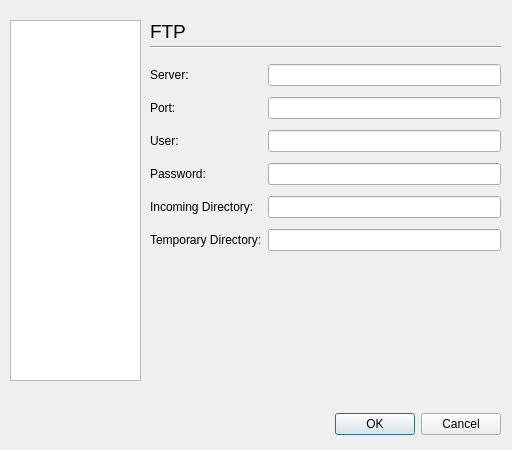
First picture: the form in juicer/src/qajoptionsdialogbase.ui, repository applejuicenetz/gui-juicer, before the edit.
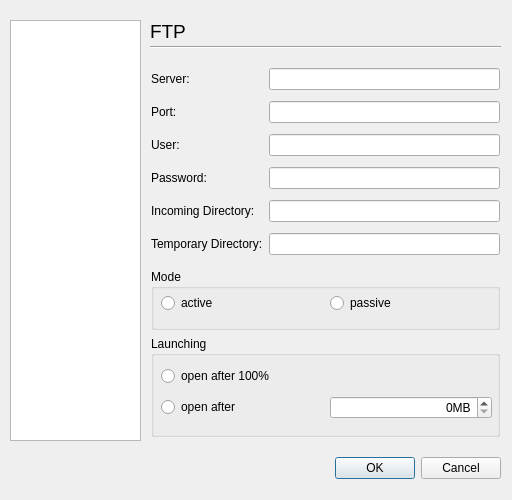
Second picture: the form after the edit. The open tabs and pages were chosen to show the change.

```diff
--- a/juicer/src/qajoptionsdialogbase.ui
+++ b/juicer/src/qajoptionsdialogbase.ui
@@ -6,7 +6,7 @@
     <x>0</x>
     <y>0</y>
     <width>512</width>
-    <height>450</height>
+    <height>500</height>
    </rect>
   </property>
   <property name="windowTitle" >
@@ -16,7 +16,7 @@
    <property name="geometry" >
     <rect>
      <x>10</x>
-     <y>408</y>
+     <y>452</y>
      <width>491</width>
      <height>33</height>
     </rect>
@@ -57,13 +57,29 @@
     </item>
    </layout>
   </widget>
+  <widget class="QListWidget" name="listWidget" >
+   <property name="geometry" >
+    <rect>
+     <x>10</x>
+     <y>20</y>
+     <width>131</width>
+     <height>421</height>
+    </rect>
+   </property>
+   <property name="autoScroll" >
+    <bool>false</bool>
+   </property>
+   <property name="selectionBehavior" >
+    <enum>QAbstractItemView::SelectRows</enum>
+   </property>
+  </widget>
   <widget class="QStackedWidget" name="stackedWidget" >
    <property name="geometry" >
     <rect>
      <x>140</x>
      <y>9</y>
      <width>371</width>
-     <height>391</height>
+     <height>431</height>
     </rect>
    </property>
    <property name="frameShape" >
@@ -899,10 +915,10 @@
     <widget class="QWidget" name="layoutWidget" >
      <property name="geometry" >
       <rect>
-       <x>10</x>
-       <y>50</y>
-       <width>351</width>
-       <height>201</height>
+       <x>11</x>
+       <y>54</y>
+       <width>349</width>
+       <height>200</height>
       </rect>
      </property>
      <layout class="QGridLayout" >
@@ -912,13 +928,26 @@
       <property name="spacing" >
        <number>6</number>
       </property>
-      <item row="3" column="0" >
-       <widget class="QLabel" name="label_20" >
+      <item row="5" column="1" >
+       <widget class="QLineEdit" name="ftpTmpDirEdit" />
+      </item>
+      <item row="5" column="0" >
+       <widget class="QLabel" name="label_23" >
         <property name="text" >
-         <string>Password:</string>
+         <string>Temporary Directory:</string>
         </property>
        </widget>
       </item>
+      <item row="4" column="0" >
+       <widget class="QLabel" name="label_21" >
+        <property name="text" >
+         <string>Incoming Directory:</string>
+        </property>
+       </widget>
+      </item>
+      <item row="2" column="1" >
+       <widget class="QLineEdit" name="ftpUserEdit" />
+      </item>
       <item row="2" column="0" >
        <widget class="QLabel" name="label_19" >
         <property name="text" >
@@ -926,23 +955,6 @@
         </property>
        </widget>
       </item>
-      <item row="2" column="1" >
-       <widget class="QLineEdit" name="ftpUserEdit" />
-      </item>
-      <item row="1" column="0" >
-       <widget class="QLabel" name="label_18" >
-        <property name="text" >
-         <string>Port:</string>
-        </property>
-       </widget>
-      </item>
-      <item row="0" column="0" >
-       <widget class="QLabel" name="label_17" >
-        <property name="text" >
-         <string>Server:</string>
-        </property>
-       </widget>
-      </item>
       <item row="3" column="1" >
        <widget class="QLineEdit" name="ftpPasswordEdit" >
         <property name="echoMode" >
@@ -950,52 +962,153 @@
         </property>
        </widget>
       </item>
-      <item row="5" column="1" >
-       <widget class="QLineEdit" name="ftpTmpEdit" />
-      </item>
-      <item row="4" column="0" >
-       <widget class="QLabel" name="label_21" >
-        <property name="text" >
-         <string>Incoming Directory:</string>
-        </property>
-       </widget>
-      </item>
-      <item row="1" column="1" >
-       <widget class="QLineEdit" name="ftpPortEdit" />
-      </item>
-      <item row="5" column="0" >
-       <widget class="QLabel" name="label_23" >
-        <property name="text" >
-         <string>Temporary Directory:</string>
-        </property>
-       </widget>
-      </item>
       <item row="4" column="1" >
        <widget class="QLineEdit" name="ftpInDirEdit" />
       </item>
+      <item row="0" column="0" >
+       <widget class="QLabel" name="label_17" >
+        <property name="text" >
+         <string>Server:</string>
+        </property>
+       </widget>
+      </item>
+      <item row="1" column="0" >
+       <widget class="QLabel" name="label_18" >
+        <property name="text" >
+         <string>Port:</string>
+        </property>
+       </widget>
+      </item>
+      <item row="3" column="0" >
+       <widget class="QLabel" name="label_20" >
+        <property name="text" >
+         <string>Password:</string>
+        </property>
+       </widget>
+      </item>
       <item row="0" column="1" >
        <widget class="QLineEdit" name="ftpServerEdit" />
       </item>
+      <item row="1" column="1" >
+       <widget class="QLineEdit" name="ftpPortEdit" />
+      </item>
      </layout>
     </widget>
+    <widget class="QGroupBox" name="groupBox_3" >
+     <property name="geometry" >
+      <rect>
+       <x>11</x>
+       <y>260</y>
+       <width>349</width>
+       <height>61</height>
+      </rect>
+     </property>
+     <property name="title" >
+      <string>Mode</string>
+     </property>
+     <widget class="QWidget" name="layoutWidget" >
+      <property name="geometry" >
+       <rect>
+        <x>10</x>
+        <y>20</y>
+        <width>331</width>
+        <height>28</height>
+       </rect>
+      </property>
+      <layout class="QHBoxLayout" >
+       <property name="margin" >
+        <number>0</number>
+       </property>
+       <property name="spacing" >
+        <number>6</number>
+       </property>
+       <item>
+        <widget class="QRadioButton" name="ftpActiveRadioButton" >
+         <property name="text" >
+          <string>active</string>
+         </property>
+        </widget>
+       </item>
+       <item>
+        <widget class="QRadioButton" name="ftpPassiveRadioButton" >
+         <property name="text" >
+          <string>passive</string>
+         </property>
+        </widget>
+       </item>
+      </layout>
+     </widget>
+    </widget>
+    <widget class="QGroupBox" name="groupBox_2" >
+     <property name="geometry" >
+      <rect>
+       <x>11</x>
+       <y>327</y>
+       <width>349</width>
+       <height>101</height>
+      </rect>
+     </property>
+     <property name="title" >
+      <string>Launching</string>
+     </property>
+     <widget class="QWidget" name="layoutWidget" >
+      <property name="geometry" >
+       <rect>
+        <x>10</x>
+        <y>26</y>
+        <width>331</width>
+        <height>63</height>
+       </rect>
+      </property>
+      <layout class="QVBoxLayout" >
+       <property name="margin" >
+        <number>0</number>
+       </property>
+       <property name="spacing" >
+        <number>6</number>
+       </property>
+       <item>
+        <widget class="QRadioButton" name="ftpFullRadioButton" >
+         <property name="text" >
+          <string>open after 100% </string>
+         </property>
+        </widget>
+       </item>
+       <item>
+        <layout class="QHBoxLayout" >
+         <property name="margin" >
+          <number>0</number>
+         </property>
+         <property name="spacing" >
+          <number>6</number>
+         </property>
+         <item>
+          <widget class="QRadioButton" name="ftpMbRadioButton" >
+           <property name="text" >
+            <string>open after</string>
+           </property>
+          </widget>
+         </item>
+         <item>
+          <widget class="QSpinBox" name="ftpMbSpinBox" >
+           <property name="layoutDirection" >
+            <enum>Qt::LeftToRight</enum>
+           </property>
+           <property name="alignment" >
+            <set>Qt::AlignRight</set>
+           </property>
+           <property name="suffix" >
+            <string>MB</string>
+           </property>
+          </widget>
+         </item>
+        </layout>
+       </item>
+      </layout>
+     </widget>
+    </widget>
    </widget>
   </widget>
-  <widget class="QListWidget" name="listWidget" >
-   <property name="geometry" >
-    <rect>
-     <x>10</x>
-     <y>20</y>
-     <width>131</width>
-     <height>361</height>
-    </rect>
-   </property>
-   <property name="autoScroll" >
-    <bool>false</bool>
-   </property>
-   <property name="selectionBehavior" >
-    <enum>QAbstractItemView::SelectRows</enum>
-   </property>
-  </widget>
  </widget>
  <tabstops>
   <tabstop>okButton</tabstop>
```
